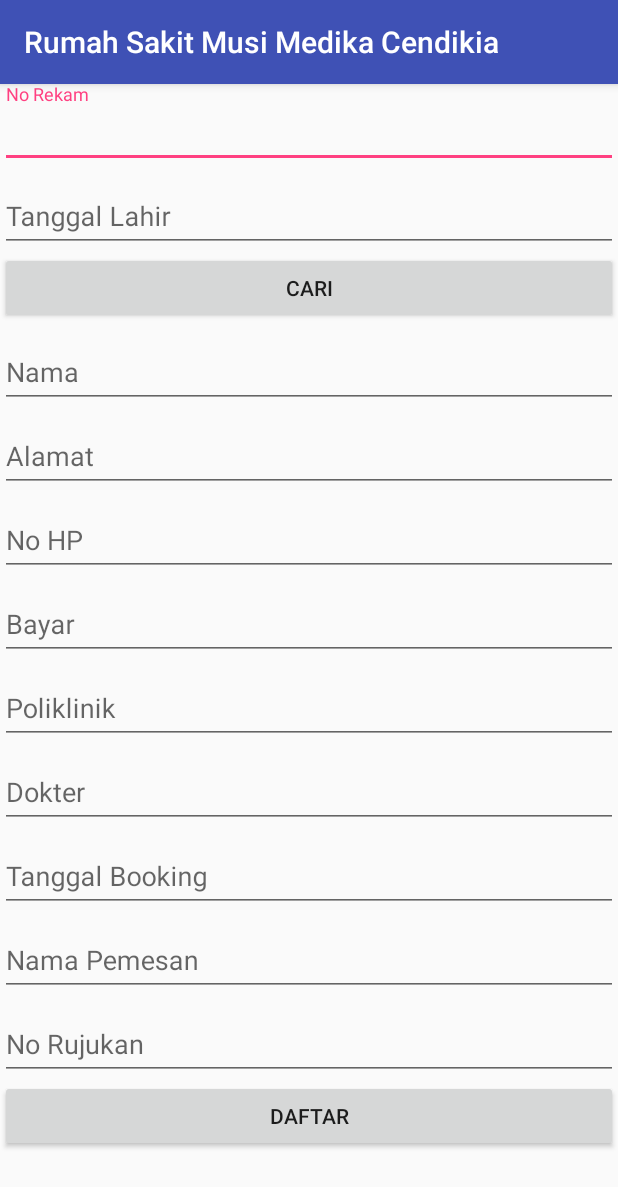
After one commit to TrioEdan/AppRSMMC, an Android app: the CreateData screen opened directly, with no data from a screen before it, on a phone screen of 412 x 824 dp. The commit adds this screen. Shown: the top 1187 px of the screen. Run offline under Robolectric (Android 15) with nearby library versions, the light colour scheme and no system bars.

Commit message:
commit saya

```diff
--- /dev/null
+++ b/app/src/main/java/com/example/akbar/rumahsakitmusimedikacendikia/CreateData.java
@@ -0,0 +1,131 @@
+package com.example.akbar.rumahsakitmusimedikacendikia;
+
+import android.os.AsyncTask;
+import android.support.v7.app.AppCompatActivity;
+import android.os.Bundle;
+import android.view.View;
+import android.widget.Button;
+import android.widget.EditText;
+import android.widget.ProgressBar;
+import android.widget.Toast;
+
+import org.json.JSONException;
+import org.json.JSONObject;
+
+import java.util.HashMap;
+
+import static android.view.View.GONE;
+
+public class CreateData extends AppCompatActivity {
+    private static final int CODE_GET_REQUEST = 1024;
+    private static final int CODE_POST_REQUEST = 1025;
+
+    EditText etid, etnomed, ettgllhr, etnama, etalamat, etnohp, etbayar,
+            etpoli, etdokter, ettglbook, etnamadaftar, etnorujuk;
+    ProgressBar progressBar;
+    Button mbtnDaftar;
+    @Override
+    protected void onCreate(Bundle savedInstanceState) {
+        super.onCreate(savedInstanceState);
+        setContentView(R.layout.activity_create_data);
+        etid = (EditText) findViewById(R.id.inp_id);
+        etnomed = (EditText) findViewById(R.id.inp_nomed);
+        ettgllhr = (EditText) findViewById(R.id.inp_tgllhr);
+        etnama = (EditText) findViewById(R.id.inp_nama);
+        etalamat = (EditText) findViewById(R.id.inp_alamat);
+        etnohp = (EditText) findViewById(R.id.inp_nohp);
+        etbayar = (EditText) findViewById(R.id.inp_bayar);
+        etpoli = (EditText) findViewById(R.id.inp_poli);
+        etdokter = (EditText) findViewById(R.id.inp_dokter);
+        ettglbook = (EditText) findViewById(R.id.inp_tglbook);
+        etnamadaftar = (EditText) findViewById(R.id.inp_namadaftar);
+        etnorujuk = (EditText) findViewById(R.id.inp_norujuk);
+
+        progressBar = (ProgressBar)findViewById(R.id.progressBar);
+
+        mbtnDaftar = (Button)findViewById(R.id.btnDaftar);
+        mbtnDaftar.setOnClickListener(new View.OnClickListener() {
+            @Override
+            public void onClick(View view) {
+                createData();
+            }
+        });
+    }
+
+    private void createData() {
+        String nomed = etnomed.getText().toString().trim();
+        String tgllhr = ettgllhr.getText().toString().trim();
+        String nama = etnama.getText().toString().trim();
+        String alamat = etalamat.getText().toString().trim();
+        String nohp = etnohp.getText().toString().trim();
+        String bayar = etbayar.getText().toString().trim();
+        String poli = etpoli.getText().toString().trim();
+        String dokter = etdokter.getText().toString().trim();
+        String tglbook = ettglbook.getText().toString().trim();
+        String namadaftar = etnamadaftar.getText().toString().trim();
+        String norujuk = etnorujuk.getText().toString().trim();
+
+        HashMap<String, String> params = new HashMap<>();
+        params.put("nomed",nomed);
+        params.put("tgllhr",tgllhr);
+        params.put("nama",nama);
+        params.put("alamat",alamat);
+        params.put("nohp",nohp);
+        params.put("bayar",bayar);
+        params.put("poli",poli);
+        params.put("dokter",dokter);
+        params.put("tglbook",tglbook);
+        params.put("namadaftar",namadaftar);
+        params.put("norujuk",norujuk);
+
+        PerformNetworkRequest request = new PerformNetworkRequest(ServerAPI.URL_CREATE, params, CODE_POST_REQUEST);
+        request.execute();
+    }
+
+    private class PerformNetworkRequest extends AsyncTask<Void, Void, String> {
+        String url;
+        HashMap<String, String> params;
+        int requestCode;
+
+        PerformNetworkRequest(String url, HashMap<String, String> params, int requestCode) {
+            this.url = url;
+            this.params = params;
+            this.requestCode = requestCode;
+        }
+
+        @Override
+        protected void onPreExecute() {
+            super.onPreExecute();
+            progressBar.setVisibility(View.VISIBLE);
+        }
+
+        @Override
+        protected void onPostExecute(String s) {
+            super.onPostExecute(s);
+            progressBar.setVisibility(GONE);
+            try {
+                JSONObject object = new JSONObject(s);
+                if (!object.getBoolean("error")) {
+                    Toast.makeText(getApplicationContext(), object.getString("message"), Toast.LENGTH_SHORT).show();
+                    //refreshHeroList(object.getJSONArray("heroes"));
+                }
+            } catch (JSONException e) {
+                e.printStackTrace();
+            }
+        }
+
+        @Override
+        protected String doInBackground(Void... voids) {
+            RequestHandler requestHandler = new RequestHandler();
+
+            if (requestCode == CODE_POST_REQUEST)
+                return requestHandler.sendPostRequest(url, params);
+
+
+            if (requestCode == CODE_GET_REQUEST)
+                return requestHandler.sendGetRequest(url);
+
+            return null;
+        }
+    }
+}
--- a/app/src/main/java/com/example/akbar/rumahsakitmusimedikacendikia/MainActivity.java
+++ b/app/src/main/java/com/example/akbar/rumahsakitmusimedikacendikia/MainActivity.java
@@ -151,7 +151,7 @@
     }
 
     public void GoOther(){
-        goDaftar = new Intent(getApplicationContext(),DaftarPasien.class);
+        goDaftar = new Intent(getApplicationContext(),CreateData.class);
         startActivity(goDaftar);
         overridePendingTransition(R.anim.go_up, R.anim.go_down);
     }
--- /dev/null
+++ b/app/src/main/res/layout/activity_create_data.xml
@@ -0,0 +1,180 @@
+<?xml version="1.0" encoding="utf-8"?>
+<android.support.v4.widget.NestedScrollView
+    xmlns:android="http://schemas.android.com/apk/res/android"
+    android:layout_width="match_parent"
+    android:layout_height="match_parent"
+    android:orientation="vertical">
+
+    <LinearLayout
+        android:layout_width="match_parent"
+        android:layout_height="match_parent"
+        android:orientation="vertical">
+
+        <android.support.design.widget.TextInputLayout
+            android:layout_width="match_parent"
+            android:layout_height="wrap_content"
+            android:visibility="gone"
+            android:id="@+id/tilid">
+
+            <EditText
+                android:layout_width="match_parent"
+                android:layout_height="wrap_content"
+                android:visibility="gone"
+                android:hint="id"
+                android:id="@+id/inp_id"/>
+        </android.support.design.widget.TextInputLayout>
+
+        <android.support.design.widget.TextInputLayout
+            android:layout_width="match_parent"
+            android:layout_height="wrap_content"
+            android:id="@+id/tilnomed">
+
+            <EditText
+                android:layout_width="match_parent"
+                android:layout_height="wrap_content"
+                android:hint="No Rekam"
+                android:id="@+id/inp_nomed"/>
+
+        </android.support.design.widget.TextInputLayout>
+
+        <android.support.design.widget.TextInputLayout
+            android:layout_width="match_parent"
+            android:id="@+id/tiltgllhr"
+            android:layout_height="wrap_content">
+
+            <EditText
+                android:layout_width="match_parent"
+                android:layout_height="wrap_content"
+                android:hint="Tanggal Lahir"
+                android:id="@+id/inp_tgllhr"/>
+        </android.support.design.widget.TextInputLayout>
+
+        <Button
+            android:layout_width="match_parent"
+            android:layout_height="wrap_content"
+            android:text="Cari"
+            android:id="@+id/btnCari"/>
+
+        <android.support.design.widget.TextInputLayout
+            android:layout_width="match_parent"
+            android:layout_height="wrap_content"
+            android:id="@+id/tilnama">
+
+            <EditText
+                android:layout_width="match_parent"
+                android:id="@+id/inp_nama"
+                android:layout_height="wrap_content"
+                android:hint="Nama"/>
+        </android.support.design.widget.TextInputLayout>
+
+        <android.support.design.widget.TextInputLayout
+            android:layout_width="match_parent"
+            android:id="@+id/tilalamat"
+            android:layout_height="wrap_content">
+
+            <EditText
+                android:layout_width="match_parent"
+                android:id="@+id/inp_alamat"
+                android:layout_height="wrap_content"
+                android:hint="Alamat"/>
+        </android.support.design.widget.TextInputLayout>
+
+        <android.support.design.widget.TextInputLayout
+            android:layout_width="match_parent"
+            android:id="@+id/tilnohp"
+            android:layout_height="wrap_content">
+
+            <EditText
+                android:layout_width="match_parent"
+                android:id="@+id/inp_nohp"
+                android:layout_height="wrap_content"
+                android:hint="No HP"/>
+        </android.support.design.widget.TextInputLayout>
+
+        <android.support.design.widget.TextInputLayout
+            android:layout_width="match_parent"
+            android:id="@+id/tilbayar"
+            android:layout_height="wrap_content">
+
+            <EditText
+                android:layout_width="match_parent"
+                android:layout_height="wrap_content"
+                android:hint="Bayar"
+                android:id="@+id/inp_bayar"/>
+        </android.support.design.widget.TextInputLayout>
+
+        <android.support.design.widget.TextInputLayout
+            android:layout_width="match_parent"
+            android:id="@+id/tilpoli"
+            android:layout_height="wrap_content">
+
+            <EditText
+                android:layout_width="match_parent"
+                android:layout_height="wrap_content"
+                android:hint="Poliklinik"
+                android:id="@+id/inp_poli"/>
+        </android.support.design.widget.TextInputLayout>
+
+        <android.support.design.widget.TextInputLayout
+            android:layout_width="match_parent"
+            android:layout_height="wrap_content"
+            android:id="@+id/tildokter">
+
+            <EditText
+                android:layout_width="match_parent"
+                android:layout_height="wrap_content"
+                android:hint="Dokter"
+                android:id="@+id/inp_dokter"/>
+        </android.support.design.widget.TextInputLayout>
+
+        <android.support.design.widget.TextInputLayout
+            android:layout_width="match_parent"
+            android:id="@+id/tiltglbook"
+            android:layout_height="wrap_content">
+
+            <EditText
+                android:layout_width="match_parent"
+                android:layout_height="wrap_content"
+                android:id="@+id/inp_tglbook"
+                android:hint="Tanggal Booking"/>
+        </android.support.design.widget.TextInputLayout>
+
+        <android.support.design.widget.TextInputLayout
+            android:layout_width="match_parent"
+            android:id="@+id/tilnamadaftar"
+            android:layout_height="wrap_content">
+
+            <EditText
+                android:layout_width="match_parent"
+                android:layout_height="wrap_content"
+                android:id="@+id/inp_namadaftar"
+                android:hint="Nama Pemesan"/>
+        </android.support.design.widget.TextInputLayout>
+
+        <android.support.design.widget.TextInputLayout
+            android:layout_width="match_parent"
+            android:id="@+id/tilnorujuk"
+            android:layout_height="wrap_content">
+
+            <EditText
+                android:layout_width="match_parent"
+                android:layout_height="wrap_content"
+                android:hint="No Rujukan"
+                android:id="@+id/inp_norujuk"/>
+        </android.support.design.widget.TextInputLayout>
+
+        <Button
+            android:layout_width="match_parent"
+            android:layout_height="wrap_content"
+            android:text="Daftar"
+            android:id="@+id/btnDaftar"/>
+
+        <ProgressBar
+            android:id="@+id/progressBar"
+            android:layout_width="wrap_content"
+            android:layout_height="wrap_content"
+            android:layout_centerHorizontal="true"
+            android:layout_centerVertical="true"
+            android:visibility="gone" />
+    </LinearLayout>
+</android.support.v4.widget.NestedScrollView>
```
Also changed, not shown: app/src/main/AndroidManifest.xml (+10 -2 lines), app/src/main/java/com/example/akbar/rumahsakitmusimedikacendikia/ModelData.java (added, +121 -0 lines), app/src/main/java/com/example/akbar/rumahsakitmusimedikacendikia/RequestHandler.java (added, +92 -0 lines), app/src/main/java/com/example/akbar/rumahsakitmusimedikacendikia/ServerAPI.java (added, +10 -0 lines).
